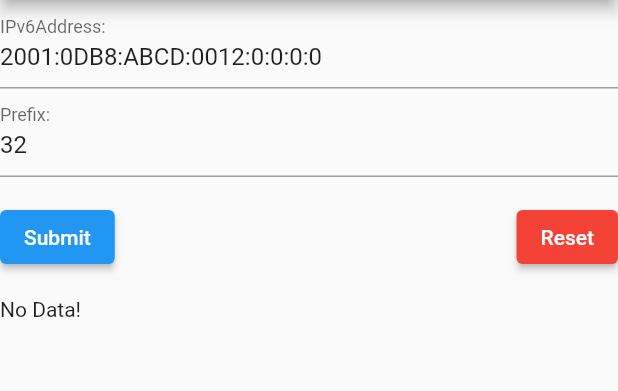
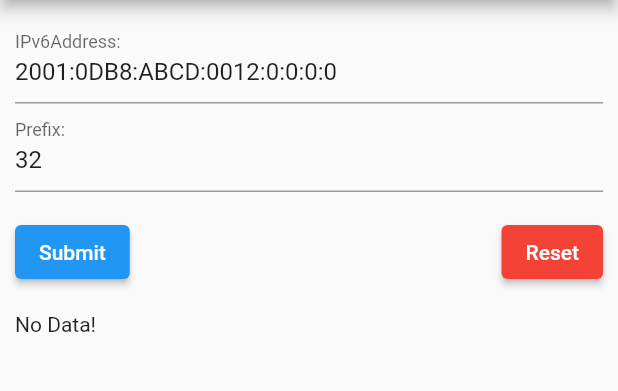
Before and after one commit to Malte2036/networkcalculator, a Flutter app: the screen it shows after launch, on a phone screen of 412 x 824 dp, the part 84-475 px from its top. Run offline on Flutter 3.47's test engine with Material 2 defaults, Android fonts, the light colour scheme and no system bars.

Commit message:
show networkmask data correctly

```diff
--- a/lib/data/NetworkMaskManager.dart
+++ b/lib/data/NetworkMaskManager.dart
@@ -1,13 +1,7 @@
+import 'dart:async';
+
 import 'package:networkcalculator/data/NetworkMask.dart';
 
 mixin NetworkMaskManager {
-  static NetworkMask? _currentNetworkMask;
-
-  static NetworkMask? getNetworkMask(){
-    return _currentNetworkMask;
-  }
-
-  static void setNetworkMask(NetworkMask networkMask){
-    _currentNetworkMask = networkMask;
-  }
+  static StreamController<NetworkMask> networkMaskController = StreamController<NetworkMask>();
 }
--- a/lib/screens/networkManagerMainScreen.dart
+++ b/lib/screens/networkManagerMainScreen.dart
@@ -17,6 +17,7 @@ class _NetworkManagerMainScreenState extends State<NetworkManagerMainScreen> {
         title: Text("Network Calculator"),
       ),
       body: Container(
+        margin: EdgeInsets.all(10.0),
         child: ListView(
           children: [
             CalculateNetworkMaskFormWidget(),
--- a/lib/widgets/networkMaskInfoWidget.dart
+++ b/lib/widgets/networkMaskInfoWidget.dart
@@ -1,4 +1,6 @@
 import 'package:flutter/widgets.dart';
+import 'package:networkcalculator/data/NetworkMask.dart';
+import 'package:networkcalculator/data/NetworkMaskManager.dart';
 
 class NetworkMaskInfoWidget extends StatefulWidget {
   final _NetworkMaskInfoWidgetState currentNetworkMaskInfoWidgetState =
@@ -15,8 +17,14 @@ class _NetworkMaskInfoWidgetState extends State<NetworkMaskInfoWidget> {
 
   @override
   Widget build(BuildContext context) {
-    return Text(
-      printNetworkMask + " ",
-    );
+    return StreamBuilder(
+        stream: NetworkMaskManager.networkMaskController.stream,
+        builder: (BuildContext contex, AsyncSnapshot<NetworkMask> snapshot) {
+          if (!snapshot.hasData) {
+            return Text("No Data!");
+          }
+          NetworkMask networkMask = snapshot.data!;
+          return Text(networkMask.printNetworkMask());
+        });
   }
 }
```
Also changed, not shown: lib/widgets/calculateNetworkMaskFormWidget.dart (+2 -5 lines).
